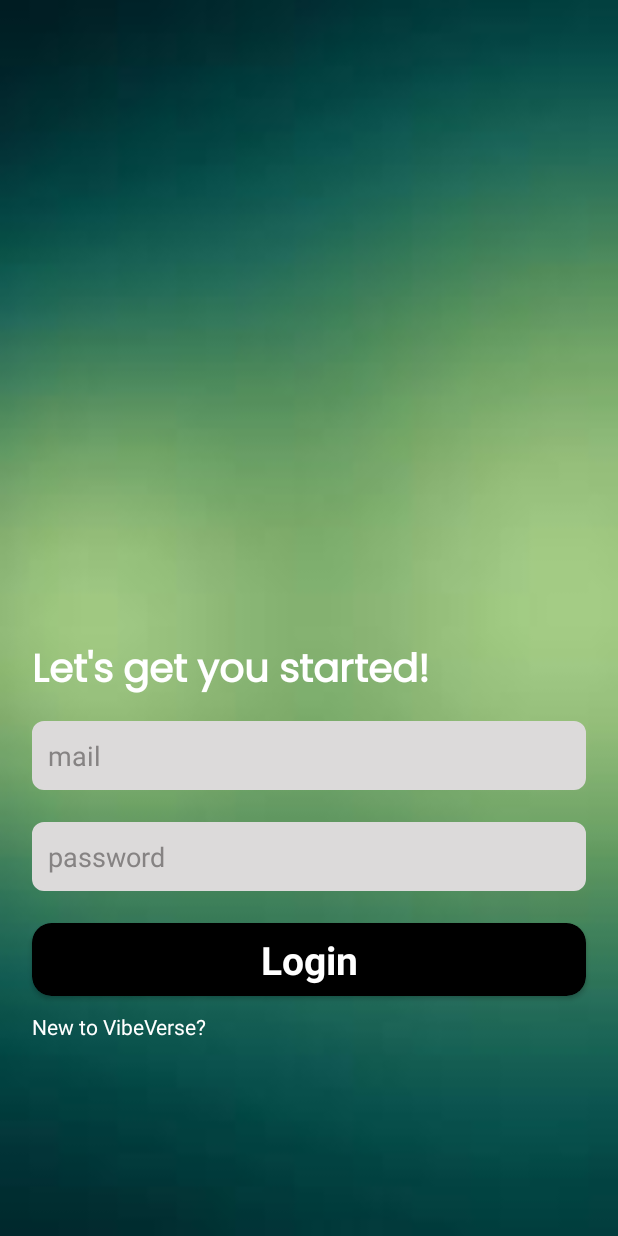
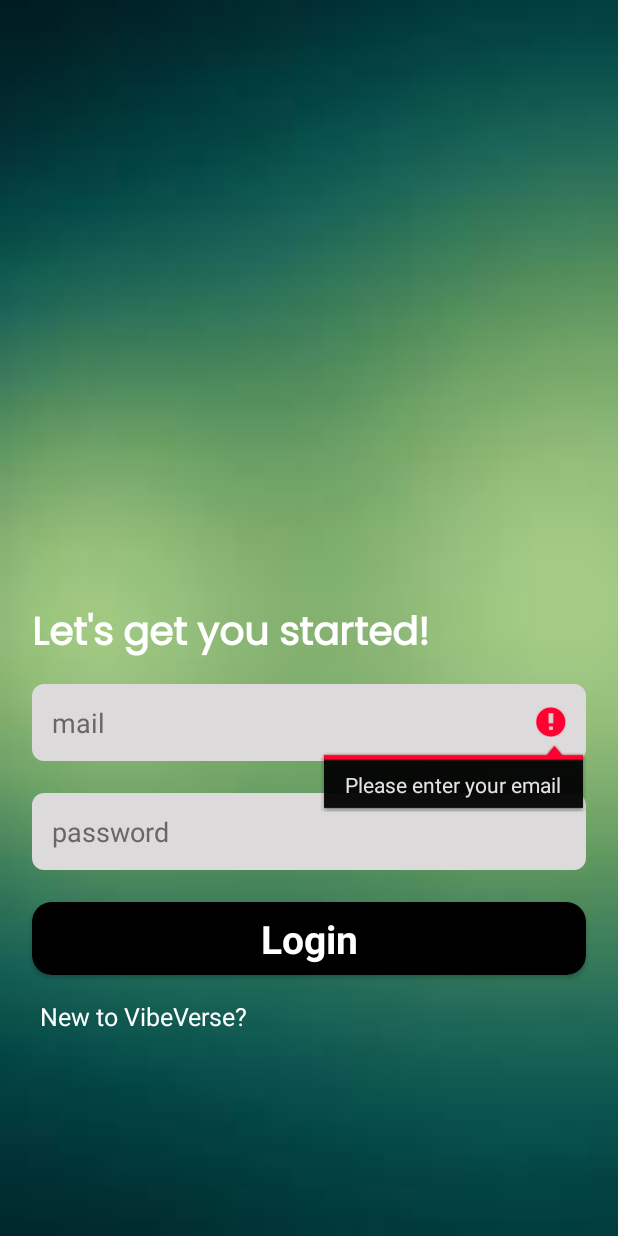
Before and after one commit to ravigavade/VibeVerse, an Android app: the screen it shows after launch (LoginPage), after a tap on "Login", on a phone screen of 412 x 824 dp. Run offline under Robolectric (Android 15) with nearby library versions, the phone set to English and light mode, and no system bars; our stand-ins replace Firebase (no records; nobody signed in at launch, a user with empty details on screens opened directly), sdp/ssp sizes.

Commit message:
upated ui and login state

```diff
--- a/app/build.gradle.kts
+++ b/app/build.gradle.kts
@@ -12,8 +12,8 @@ android {
         applicationId = "com.csaim_.vibeverse"
         minSdk = 24
         targetSdk = 34
-        versionCode = 1
-        versionName = "1.0"
+        versionCode = 2
+        versionName = "2.0"
 
         testInstrumentationRunner = "androidx.test.runner.AndroidJUnitRunner"
     }
--- a/app/src/main/java/com/csaim/vibeverse/LoginPage.kt
+++ b/app/src/main/java/com/csaim/vibeverse/LoginPage.kt
@@ -1,14 +1,10 @@
 package com.csaim.vibeverse
 
-import android.content.ContentValues.TAG
 import android.content.Intent
 import android.os.Bundle
 import android.util.Log
 import android.widget.Toast
-import androidx.activity.enableEdgeToEdge
 import androidx.appcompat.app.AppCompatActivity
-import androidx.core.view.ViewCompat
-import androidx.core.view.WindowInsetsCompat
 import com.csaim.vibeverse.databinding.ActivityLoginPageBinding
 import com.google.firebase.auth.FirebaseAuth
 import com.google.firebase.auth.ktx.auth
@@ -16,48 +12,62 @@ import com.google.firebase.ktx.Firebase
 
 class LoginPage : AppCompatActivity() {
     private lateinit var auth: FirebaseAuth
-    private lateinit var binding:ActivityLoginPageBinding
+    private lateinit var binding: ActivityLoginPageBinding
+
     override fun onCreate(savedInstanceState: Bundle?) {
         super.onCreate(savedInstanceState)
         auth = Firebase.auth
-        binding=ActivityLoginPageBinding.inflate(layoutInflater)
+        binding = ActivityLoginPageBinding.inflate(layoutInflater)
         setContentView(binding.root)
 
+        // Login button click listener
         binding.loginbtn.setOnClickListener {
-            auth.signInWithEmailAndPassword(binding.mail.getText().toString().trim(), binding.pass.getText().toString().trim() )
+            val mailId = binding.mail.text.toString().trim()
+            val passId = binding.pass.text.toString().trim()
+
+            // Check if email and password fields are not empty
+            if (mailId.isEmpty()) {
+                binding.mail.error = "Please enter your email"
+                binding.mail.requestFocus()
+                return@setOnClickListener
+            }
+
+            if (passId.isEmpty()) {
+                binding.pass.error = "Please enter your password"
+                binding.pass.requestFocus()
+                return@setOnClickListener
+            }
+
+            // Firebase authentication
+            auth.signInWithEmailAndPassword(mailId, passId)
                 .addOnCompleteListener(this) { task ->
                     if (task.isSuccessful) {
-                        // Sign in success, update UI with the signed-in user's information
-                        Log.d(TAG, "signInWithEmail:success")
+                        // Sign in success
+                        Log.d("LoginPage", "signInWithEmail:success")
                         val user = auth.currentUser
-                        startActivity(Intent(this,GetStarted::class.java))
+                        startActivity(Intent(this, GetStarted::class.java))
+                        finish() // Optional: Close login page after successful login
                     } else {
                         // If sign in fails, display a message to the user.
-                        Log.w(TAG, "signInWithEmail:failure", task.exception)
-                        Toast.makeText(
-                            baseContext,
-                            "Authentication failed.",
-                            Toast.LENGTH_SHORT,
-                        ).show()
+                        Log.w("LoginPage", "signInWithEmail:failure", task.exception)
+                        Toast.makeText(this, "Authentication failed. Please check your credentials.", Toast.LENGTH_SHORT).show()
                     }
                 }
         }
 
-        binding.linkToRegisterPage.setOnClickListener{
-            startActivity(Intent(this,RegisterPage::class.java))
+        // Navigate to Register page
+        binding.linkToRegisterPage.setOnClickListener {
+            startActivity(Intent(this, RegisterPage::class.java))
         }
+    }
 
-
-
-
-
-    }
     public override fun onStart() {
         super.onStart()
-        // Check if user is signed in (non-null) and update UI accordingly.
+        // Check if user is already signed in and update UI accordingly.
         val currentUser = auth.currentUser
         if (currentUser != null) {
-            startActivity(Intent(this,MainActivity::class.java))
+            startActivity(Intent(this, MainActivity::class.java))
+            finish() // Optional: Close login page if user is already logged in
         }
     }
 }
--- a/app/src/main/java/com/csaim/vibeverse/detailedresults.kt
+++ b/app/src/main/java/com/csaim/vibeverse/detailedresults.kt
@@ -339,7 +339,7 @@ class detailedresults : AppCompatActivity() {
             "ESFP" -> {
                 binding.img1.setImageResource(R.drawable.mm)
                 binding.img2.setImageResource(R.drawable.ep)
-                binding.img3.setImageResource(R.drawable.ld)
+                binding.img3.setImageResource(R.drawable.acc)
                 binding.img4.setImageResource(R.drawable.jl1)
 
             }
@@ -428,7 +428,6 @@ class detailedresults : AppCompatActivity() {
 
         binding.traittv.text="$mbtiType's have the following personality traits"
 
-        val REQUEST_CODE=0
 
         binding.homebtn.setOnClickListener {
             val intent=Intent(this,MainActivity::class.java)
--- a/app/src/main/res/layout/activity_login_page.xml
+++ b/app/src/main/res/layout/activity_login_page.xml
@@ -34,8 +34,8 @@
         android:lines="1"
         android:maxLines="1"
         android:background="@drawable/blackborder"
-        android:textColorHint="#868383"
-        android:padding="@dimen/_8sdp"
+        android:textColorHint="#6A6666"
+        android:padding="@dimen/_10sdp"
         android:layout_margin="@dimen/_8sdp"
         android:backgroundTint="#DCDADA"
         />
@@ -51,8 +51,8 @@
         android:layout_height="wrap_content"
         android:hint="password"
         android:background="@drawable/blackborder"
-        android:textColorHint="#868383"
-        android:padding="@dimen/_8sdp"
+        android:textColorHint="#6A6666"
+        android:padding="@dimen/_10sdp"
         android:layout_margin="@dimen/_8sdp"
         android:backgroundTint="#DCDADA"
         />
@@ -81,6 +81,8 @@
         android:layout_width="match_parent"
         android:layout_height="wrap_content"
         android:textColor="@color/white"
+        android:textSize="@dimen/_13ssp"
+        android:padding="@dimen/_4sdp"
         android:text="New to VibeVerse?"
         android:layout_marginStart="@dimen/_8sdp"/>
 
```
Also changed, not shown: app/src/main/java/com/csaim/vibeverse/RegisterPage.kt (+36 -23 lines), app/src/main/res/layout/activity_register_page.xml (+6 -4 lines), app/src/main/res/drawable/ld.png (deleted), 1 other file.
